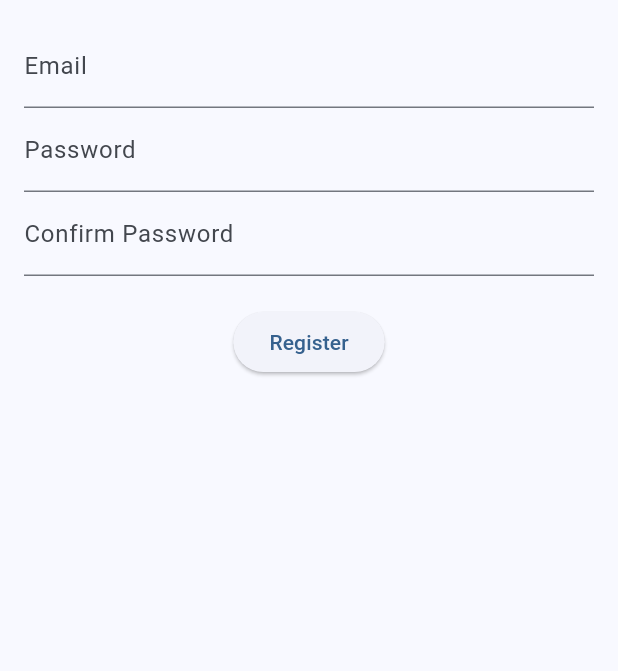
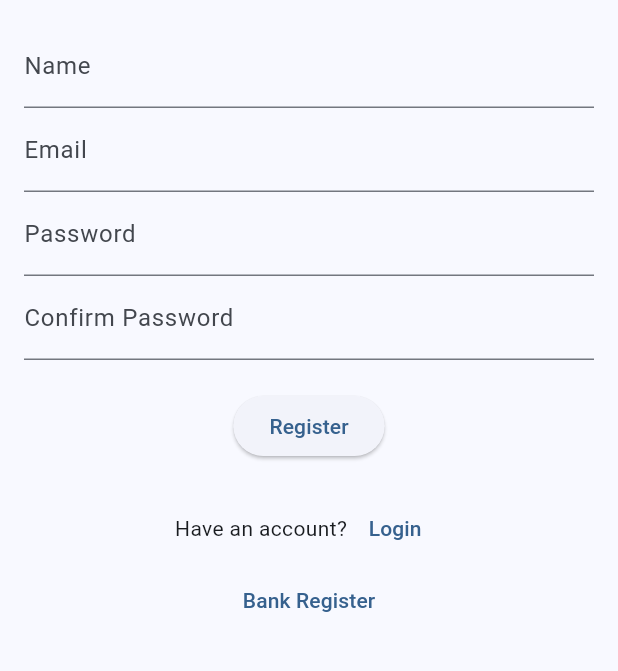
Before and after one commit to tohlh/sentinel-guard-app, a Flutter app: the RegisterPage screen opened by its route, on a phone screen of 412 x 824 dp, the part 84-755 px from its top. Run offline on Flutter 3.47's test engine with Material 2 defaults, Android fonts, the phone set to English and light mode, and no system bars; our stand-ins replace flutter_dotenv, flutter_secure_storage; accounts and stored records are empty; network calls fail.

Commit message:
Add register in AuthApiService

```diff
--- a/lib/src/auth/auth_api_service.dart
+++ b/lib/src/auth/auth_api_service.dart
@@ -19,6 +19,25 @@ class AuthApiService {
     }
   }
 
+  static Future register(String name, String email, String password, String cpassword) async {
+    try {
+      final res = await http.post(
+        Uri.parse('$apiBaseUrl/auth/user/register'),
+        body: {
+          "name": name,
+          "email": email,
+          "password": password,
+          "passwordConfirmation": cpassword
+        }
+      );
+      final responseBody = jsonDecode(res.body);
+      final token = responseBody['access_token'];
+      AuthService.saveToken(token);
+    } catch (e) {
+      throw Exception('Failed to register');
+    }
+  }
+
   static Future verifyToken() async {
     try {
       final res = await AuthApiClient.authGet('auth/user/verify');
--- a/lib/src/pages/register_page.dart
+++ b/lib/src/pages/register_page.dart
@@ -9,6 +9,7 @@ class RegisterPage extends StatefulWidget {
 }
 
 class _RegisterPageState extends State<RegisterPage> {
+  TextEditingController name = TextEditingController();
   TextEditingController email = TextEditingController();
   TextEditingController password = TextEditingController();
   TextEditingController cpassword = TextEditingController();
@@ -25,6 +26,18 @@ class _RegisterPageState extends State<RegisterPage> {
           padding: const EdgeInsets.all(16.0),
           child: Column(
             children: [
+              TextFormField(
+                controller: name,
+                decoration: const InputDecoration(
+                  labelText: 'Name',
+                ),
+                validator: (value) {
+                  if (value == null || value.isEmpty) {
+                    return 'Please enter your name';
+                  }
+                  return null;
+                },
+              ),
               TextFormField(
                 controller: email,
                 decoration: const InputDecoration(
@@ -71,7 +84,7 @@ class _RegisterPageState extends State<RegisterPage> {
                 child: ElevatedButton(
                   onPressed: () async {
                     try {
-                      // await AuthApiService.register(email.text, password.text, cpassword.text).then((value) => Navigator.pushReplacementNamed(context, '/home'));
+                      await AuthApiService.register(name.text, email.text, password.text, cpassword.text).then((value) => Navigator.pushReplacementNamed(context, '/home'));
                     } catch (e) {
                       ScaffoldMessenger.of(context).showSnackBar(
                         const SnackBar(content: Text("Register failed"))
@@ -81,6 +94,27 @@ class _RegisterPageState extends State<RegisterPage> {
                   child: const Text('Register'),
                   ),
               ),
+              Container(
+                child: Row(
+                  mainAxisAlignment: MainAxisAlignment.center,
+                  children: [
+                    const Text('Have an account?'),
+                    TextButton(child: Text("Login"),
+                    onPressed: () => {
+                      // print("pressed!");
+                      Navigator.pushReplacementNamed(context, '/login')
+                    },)
+                  ],
+                ),
+              ),
+
+              TextButton(
+                child: Text("Bank Register"),
+                onPressed: () => {
+                  print("pressed!")
+                    // Navigator.pushReplacementNamed(context, '/bank_register')
+                },
+              )
             ],
             )
           ),
```
Also changed, not shown: lib/src/pages/login_page.dart (+24 -1 lines).
